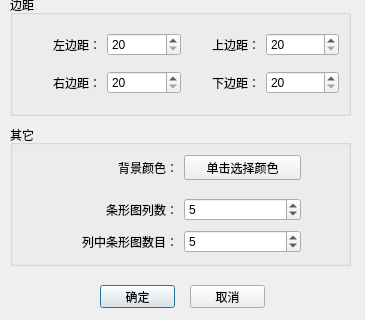
Before: the Qt Designer form DlgXBarChartProperty.ui in wc227/PSDPPRV, drawn with Qt 5; both pictures show x 0 to 365 and y 235 to 555 of the 365 by 555 pixel window.
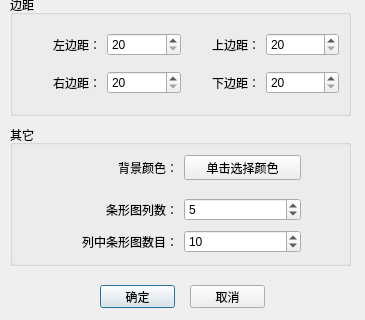
After: the same form once the commit is applied.

The edit to the form file:
```diff
--- a/DlgXBarChartProperty.ui
+++ b/DlgXBarChartProperty.ui
@@ -390,10 +390,10 @@
         <number>2</number>
        </property>
        <property name="maximum">
-        <number>20</number>
+        <number>50</number>
        </property>
        <property name="value">
-        <number>5</number>
+        <number>10</number>
        </property>
       </widget>
      </item>
```
Left out of the diff: 6 changed lines with no effect on the pictures.
